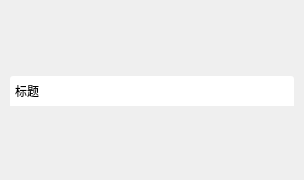
xtuer/Qt, file MagicWindow/MagicWindow.ui: the form before one commit.
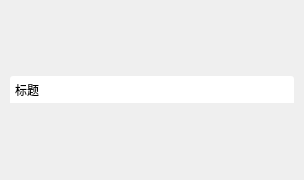
The form after the commit. Icons and pictures are not drawn.

Commit message: 保证按钮都贴合到边框上

The edit to the form file:
```diff
--- a/MagicWindow/MagicWindow.ui
+++ b/MagicWindow/MagicWindow.ui
@@ -18,15 +18,15 @@
 	background: white;
 	border-top-left-radius: 3px;
      border-top-right-radius: 3px;
-	min-height: 30px;
+	min-height: 27px;
 	max-height: 27px;
 }
 
 #minButton, #maxButton, #restoreButton, #closeButton {
 	min-width: 30px;
 	max-width: 30px;
-	min-height: 29px;
-	max-height: 29px;
+	min-height: 27px;
+	max-height: 27px;
 	border-width: 0;
 }
 
```
The commit also changes 1 other file.
